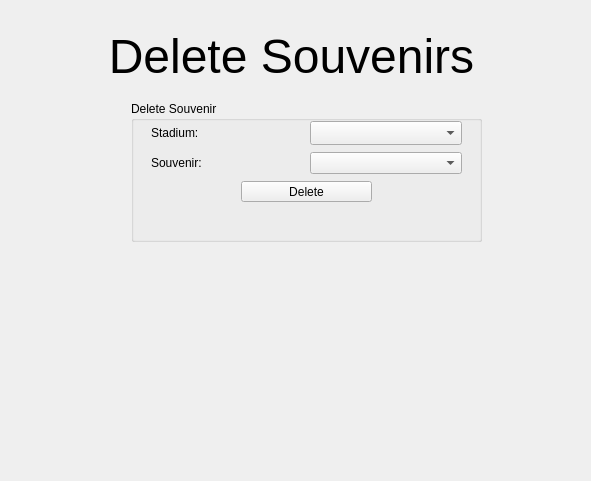
This is adminwindow.ui in Jesus0342/CS1D-Project-2 as Qt 5 draws it before an edit. The edited form follows.
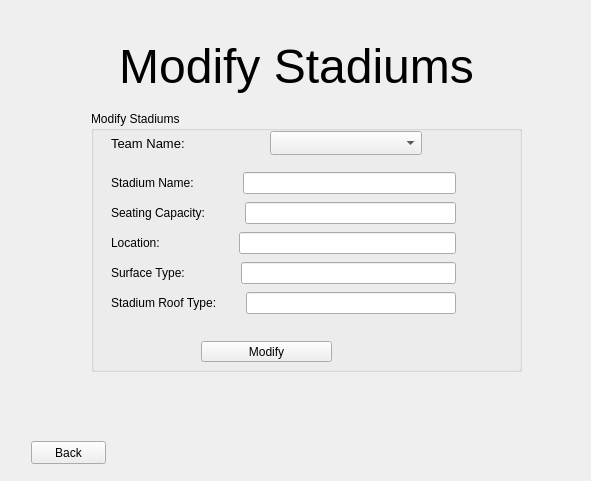
This is the edited form. The open tabs and pages were chosen to show the change.

Commit message: Added back buttons, tried to add modify stadiums

Diff of the .ui file:
```diff
--- a/adminwindow.ui
+++ b/adminwindow.ui
@@ -332,8 +332,8 @@
        <property name="geometry">
         <rect>
          <x>0</x>
-         <y>0</y>
-         <width>561</width>
+         <y>10</y>
+         <width>571</width>
          <height>91</height>
         </rect>
        </property>
@@ -345,7 +345,7 @@
        <property name="geometry">
         <rect>
          <x>120</x>
-         <y>90</y>
+         <y>100</y>
          <width>351</width>
          <height>141</height>
         </rect>
@@ -562,6 +562,307 @@
        <property name="text">
         <string/>
        </property>
+      </widget>
+      <widget class="QPushButton" name="pushButton_backModifySouvenirs">
+       <property name="geometry">
+        <rect>
+         <x>20</x>
+         <y>430</y>
+         <width>75</width>
+         <height>23</height>
+        </rect>
+       </property>
+       <property name="text">
+        <string>Back</string>
+       </property>
+      </widget>
+     </widget>
+     <widget class="QWidget" name="page_modifyStadiums">
+      <widget class="QLabel" name="label_adminTitle_6">
+       <property name="geometry">
+        <rect>
+         <x>0</x>
+         <y>10</y>
+         <width>571</width>
+         <height>91</height>
+        </rect>
+       </property>
+       <property name="text">
+        <string>&lt;html&gt;&lt;head/&gt;&lt;body&gt;&lt;p align=&quot;center&quot;&gt;&lt;span style=&quot; font-size:36pt;&quot;&gt;Modify Stadiums&lt;/span&gt;&lt;/p&gt;&lt;/body&gt;&lt;/html&gt;</string>
+       </property>
+      </widget>
+      <widget class="QPushButton" name="pushButton_backModifyStadiums">
+       <property name="geometry">
+        <rect>
+         <x>20</x>
+         <y>430</y>
+         <width>75</width>
+         <height>23</height>
+        </rect>
+       </property>
+       <property name="text">
+        <string>Back</string>
+       </property>
+      </widget>
+      <widget class="QGroupBox" name="groupBox_3">
+       <property name="geometry">
+        <rect>
+         <x>80</x>
+         <y>100</y>
+         <width>431</width>
+         <height>261</height>
+        </rect>
+       </property>
+       <property name="title">
+        <string>Modify Stadiums</string>
+       </property>
+       <widget class="QWidget" name="layoutWidget_5">
+        <property name="geometry">
+         <rect>
+          <x>20</x>
+          <y>20</y>
+          <width>311</width>
+          <height>24</height>
+         </rect>
+        </property>
+        <layout class="QHBoxLayout" name="horizontalLayout_7">
+         <item>
+          <widget class="QLabel" name="label_7">
+           <property name="font">
+            <font>
+             <pointsize>10</pointsize>
+            </font>
+           </property>
+           <property name="text">
+            <string>Team Name:</string>
+           </property>
+          </widget>
+         </item>
+         <item>
+          <widget class="QComboBox" name="comboBox_teamList">
+           <property name="sizePolicy">
+            <sizepolicy hsizetype="Minimum" vsizetype="Minimum">
+             <horstretch>0</horstretch>
+             <verstretch>0</verstretch>
+            </sizepolicy>
+           </property>
+           <property name="minimumSize">
+            <size>
+             <width>50</width>
+             <height>0</height>
+            </size>
+           </property>
+          </widget>
+         </item>
+        </layout>
+       </widget>
+       <widget class="QPushButton" name="confirmModifyStadiums">
+        <property name="geometry">
+         <rect>
+          <x>110</x>
+          <y>230</y>
+          <width>131</width>
+          <height>21</height>
+         </rect>
+        </property>
+        <property name="text">
+         <string>Modify</string>
+        </property>
+       </widget>
+       <widget class="QWidget" name="layoutWidget_7">
+        <property name="geometry">
+         <rect>
+          <x>20</x>
+          <y>60</y>
+          <width>391</width>
+          <height>24</height>
+         </rect>
+        </property>
+        <layout class="QHBoxLayout" name="horizontalLayout_9">
+         <item>
+          <widget class="QLabel" name="label_10">
+           <property name="styleSheet">
+            <string notr="true">font: 10pt &quot;MS Shell Dlg 2&quot;;</string>
+           </property>
+           <property name="text">
+            <string>Stadium Name:             </string>
+           </property>
+          </widget>
+         </item>
+         <item>
+          <widget class="QLineEdit" name="lineEdit_stadiumName">
+           <property name="enabled">
+            <bool>true</bool>
+           </property>
+          </widget>
+         </item>
+         <item>
+          <widget class="QLabel" name="label_stadiumNameModified">
+           <property name="minimumSize">
+            <size>
+             <width>40</width>
+             <height>0</height>
+            </size>
+           </property>
+           <property name="text">
+            <string/>
+           </property>
+          </widget>
+         </item>
+        </layout>
+       </widget>
+       <widget class="QWidget" name="layoutWidget_8">
+        <property name="geometry">
+         <rect>
+          <x>20</x>
+          <y>90</y>
+          <width>391</width>
+          <height>24</height>
+         </rect>
+        </property>
+        <layout class="QHBoxLayout" name="horizontalLayout_10">
+         <item>
+          <widget class="QLabel" name="label_11">
+           <property name="styleSheet">
+            <string notr="true">font: 10pt &quot;MS Shell Dlg 2&quot;;</string>
+           </property>
+           <property name="text">
+            <string>Seating Capacity:          </string>
+           </property>
+          </widget>
+         </item>
+         <item>
+          <widget class="QLineEdit" name="lineEdit_stadiumSeatingCapacity"/>
+         </item>
+         <item>
+          <widget class="QLabel" name="label_seatingCapacityModified">
+           <property name="minimumSize">
+            <size>
+             <width>40</width>
+             <height>0</height>
+            </size>
+           </property>
+           <property name="text">
+            <string/>
+           </property>
+          </widget>
+         </item>
+        </layout>
+       </widget>
+       <widget class="QWidget" name="layoutWidget_9">
+        <property name="geometry">
+         <rect>
+          <x>20</x>
+          <y>120</y>
+          <width>391</width>
+          <height>24</height>
+         </rect>
+        </property>
+        <layout class="QHBoxLayout" name="horizontalLayout_11">
+         <item>
+          <widget class="QLabel" name="label_12">
+           <property name="styleSheet">
+            <string notr="true">font: 10pt &quot;MS Shell Dlg 2&quot;;</string>
+           </property>
+           <property name="text">
+            <string>Location:                      </string>
+           </property>
+          </widget>
+         </item>
+         <item>
+          <widget class="QLineEdit" name="lineEdit_stadiumLocation"/>
+         </item>
+         <item>
+          <widget class="QLabel" name="label_locationModified">
+           <property name="minimumSize">
+            <size>
+             <width>40</width>
+             <height>0</height>
+            </size>
+           </property>
+           <property name="text">
+            <string/>
+           </property>
+          </widget>
+         </item>
+        </layout>
+       </widget>
+       <widget class="QWidget" name="layoutWidget_10">
+        <property name="geometry">
+         <rect>
+          <x>20</x>
+          <y>150</y>
+          <width>391</width>
+          <height>24</height>
+         </rect>
+        </property>
+        <layout class="QHBoxLayout" name="horizontalLayout_12">
+         <item>
+          <widget class="QLabel" name="label_13">
+           <property name="styleSheet">
+            <string notr="true">font: 10pt &quot;MS Shell Dlg 2&quot;;</string>
+           </property>
+           <property name="text">
+            <string>Surface Type:               </string>
+           </property>
+          </widget>
+         </item>
+         <item>
+          <widget class="QLineEdit" name="lineEdit_stadiumSurfaceType"/>
+         </item>
+         <item>
+          <widget class="QLabel" name="label_surfaceTypeModified">
+           <property name="minimumSize">
+            <size>
+             <width>40</width>
+             <height>0</height>
+            </size>
+           </property>
+           <property name="text">
+            <string/>
+           </property>
+          </widget>
+         </item>
+        </layout>
+       </widget>
+       <widget class="QWidget" name="layoutWidget_11">
+        <property name="geometry">
+         <rect>
+          <x>20</x>
+          <y>180</y>
+          <width>391</width>
+          <height>24</height>
+         </rect>
+        </property>
+        <layout class="QHBoxLayout" name="horizontalLayout_13">
+         <item>
+          <widget class="QLabel" name="label_14">
+           <property name="styleSheet">
+            <string notr="true">font: 10pt &quot;MS Shell Dlg 2&quot;;</string>
+           </property>
+           <property name="text">
+            <string>Stadium Roof Type:       </string>
+           </property>
+          </widget>
+         </item>
+         <item>
+          <widget class="QLineEdit" name="lineEdit_stadiumRoofType"/>
+         </item>
+         <item>
+          <widget class="QLabel" name="label_roofTypeModified">
+           <property name="minimumSize">
+            <size>
+             <width>40</width>
+             <height>0</height>
+            </size>
+           </property>
+           <property name="text">
+            <string/>
+           </property>
+          </widget>
+         </item>
+        </layout>
+       </widget>
       </widget>
      </widget>
     </widget>
```
Left out of the diff: 59 changed lines with no effect on the pictures. The commit also changes 5 other files.
